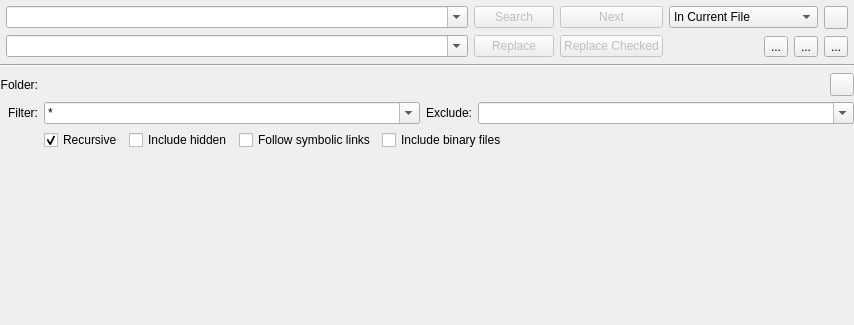
Qt form addons/search/search.ui (KDE/kate) before a commit.
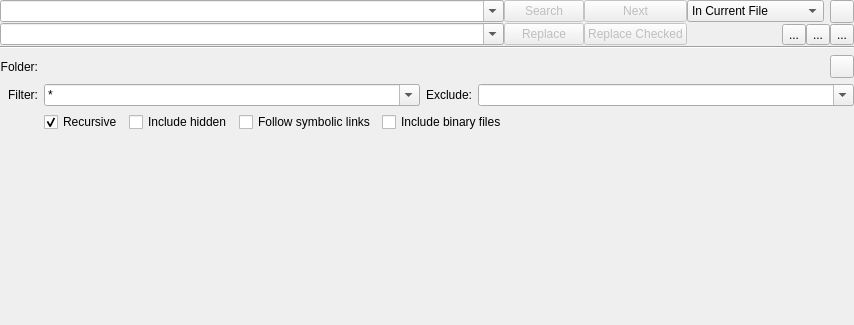
The same form after that commit. Custom widgets are drawn as their Qt base class.

Commit message:
search: Use margins from style instead of hardcoding values
6px is the value used by Breeze and Oxygen but might be different in
other QStyle. More importantly using the value provided by the qstyle
allows us more flexibility in the future to modify the default spacing
in breeze.

Patch:
```diff
--- a/addons/search/search.ui
+++ b/addons/search/search.ui
@@ -28,21 +28,6 @@
    </property>
    <item>
     <layout class="QGridLayout" name="gridLayout" columnstretch="1,0,0,0,0,0">
-     <property name="leftMargin">
-      <number>6</number>
-     </property>
-     <property name="topMargin">
-      <number>6</number>
-     </property>
-     <property name="rightMargin">
-      <number>6</number>
-     </property>
-     <property name="bottomMargin">
-      <number>6</number>
-     </property>
-     <property name="spacing">
-      <number>6</number>
-     </property>
      <item row="0" column="1">
       <widget class="QPushButton" name="searchButton">
        <property name="enabled">
```
The commit also changes 1 other file.
